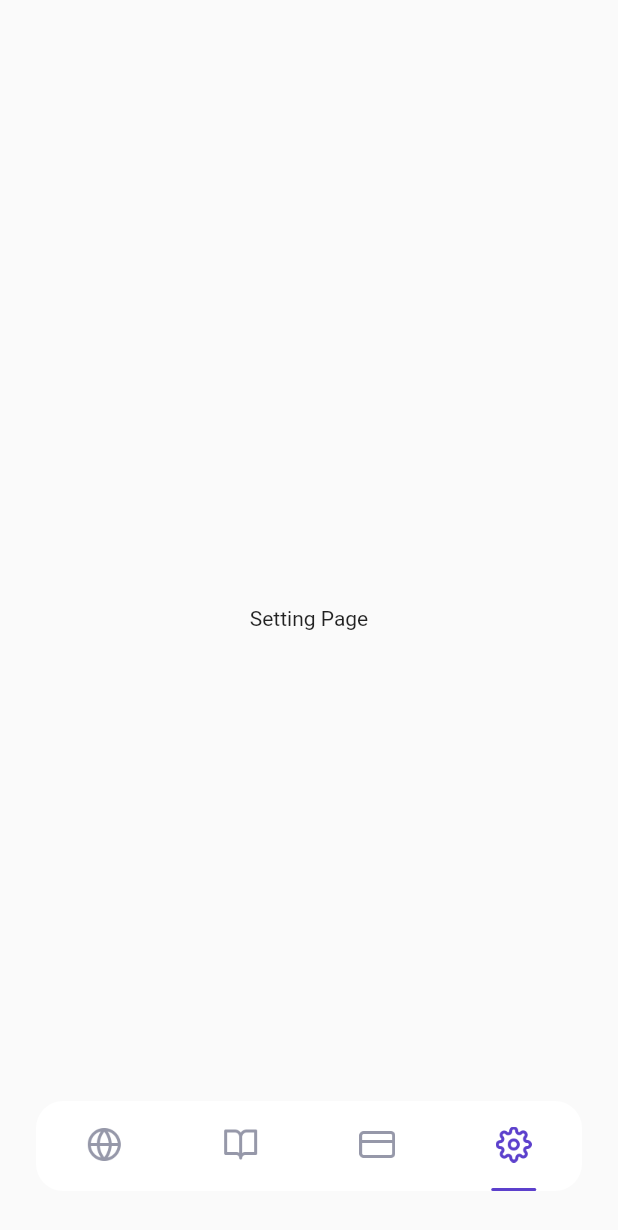
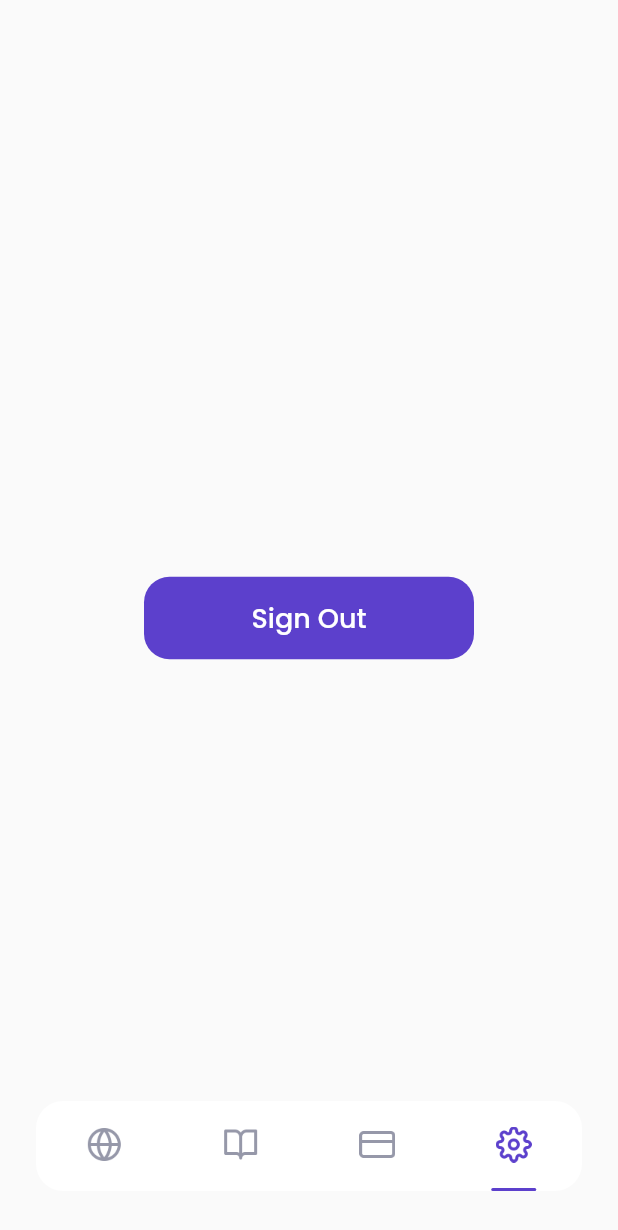
Before and after one commit to yongkisettiawan/airplane, a Flutter app: the MainPage screen opened by its route, item 4 of the bottom bar chosen, on a phone screen of 412 x 824 dp. Shown: the top 1230 px of the screen. Run offline on Flutter 3.47's test engine with Material 2 defaults, Android fonts, the phone set to English and light mode, and no system bars; our stand-ins replace bloc, cloud_firestore, equatable, firebase_auth, firebase_core, flutter_bloc and 1 more; accounts and stored records are empty; network calls fail.

Commit message:
menambahkan firebase konfigurasi dan sign up Auth Service

```diff
--- /dev/null
+++ b/lib/cubit/auth_state.dart
@@ -0,0 +1,30 @@
+part of 'auth_cubit.dart';
+
+abstract class AuthState extends Equatable {
+  const AuthState();
+
+  @override
+  List<Object> get props => [];
+}
+
+class AuthInitial extends AuthState {}
+
+class AuthLoading extends AuthState {}
+
+class AuthSuccess extends AuthState {
+  final UserModel user;
+
+  AuthSuccess(this.user);
+
+  @override
+  List<Object> get props => [user];
+}
+
+class AuthFailed extends AuthState {
+  final String error;
+
+  AuthFailed({required this.error});
+
+  @override
+  List<Object> get props => [error];
+}
--- /dev/null
+++ b/lib/models/user_model.dart
@@ -0,0 +1,21 @@
+import 'package:equatable/equatable.dart';
+
+class UserModel extends Equatable {
+  final String id;
+  final String email;
+  final String name;
+  final String hobby;
+  final int balance;
+
+  UserModel({
+    required this.id,
+    required this.email,
+    required this.name,
+    this.hobby = '',
+    this.balance = 0,
+  });
+
+  @override
+  // TODO: implement props
+  List<Object?> get props => [id, email, name, hobby, balance];
+}
--- a/lib/ui/pages/bonus_page.dart
+++ b/lib/ui/pages/bonus_page.dart
@@ -137,7 +137,7 @@ class BonusPage extends StatelessWidget {
           top: 50,
         ),
         onPressed: () {
-          Navigator.pushNamed(context, '/main');
+          Navigator.pushNamedAndRemoveUntil(context, '/main', (route) => false);
         },
       );
     }
--- a/lib/ui/pages/setting_page.dart
+++ b/lib/ui/pages/setting_page.dart
@@ -1,14 +1,41 @@
+import 'package:airplane/cubit/auth_cubit.dart';
+import 'package:airplane/shared/theme.dart';
+import 'package:airplane/ui/widgets/custom_button.dart';
 import 'package:flutter/material.dart';
+import 'package:flutter_bloc/flutter_bloc.dart';
 
 class SettingPage extends StatelessWidget {
   const SettingPage({Key? key}) : super(key: key);
 
   @override
   Widget build(BuildContext context) {
-    return Center(
-      child: Text(
-        'Setting Page',
-      ),
-    );
+    return BlocConsumer<AuthCubit, AuthState>(listener: (context, state) {
+      if (state is AuthFailed) {
+        ScaffoldMessenger.of(context).showSnackBar(
+          SnackBar(
+            backgroundColor: kRedColor,
+            content: Text(state.error),
+          ),
+        );
+      } else if (state is AuthInitial) {
+        Navigator.pushNamedAndRemoveUntil(
+            context, '/sign-up', (route) => false);
+      }
+    }, builder: (context, state) {
+      if (state is AuthLoading) {
+        return const Center(
+          child: CircularProgressIndicator(),
+        );
+      }
+      return Center(
+        child: CustomButton(
+          title: 'Sign Out',
+          onPressed: () {
+            context.read<AuthCubit>().signOut();
+          },
+          width: 220,
+        ),
+      );
+    });
   }
 }
--- a/lib/ui/widgets/custom_button.dart
+++ b/lib/ui/widgets/custom_button.dart
@@ -29,6 +29,7 @@ class CustomButton extends StatelessWidget {
           ),
         ),
         onPressed: onPressed,
+        // Widget: null,
         child: Text(
           title,
           style: whiteTextStyle.copyWith(
--- a/pubspec.yaml
+++ b/pubspec.yaml
@@ -36,6 +36,11 @@ dependencies:
   cupertino_icons: ^1.0.2
   google_fonts: ^3.0.0
   flutter_bloc: ^8.1.1
+  firebase_core: ^1.22.0
+  firebase_auth: ^3.8.0
+  cloud_firestore: ^3.4.7
+  firebase_auth_platform_interface: ^6.7.0
+  equatable: ^2.0.5
 
 dev_dependencies:
   flutter_test:
```
Also changed, not shown: lib/cubit/auth_cubit.dart (added, +41 -0 lines), lib/main.dart (+18 -7 lines), lib/services/auth_service.dart (added, +40 -0 lines), lib/services/user_service.dart (added, +21 -0 lines), lib/ui/pages/sign_up_page.dart (+48 -7 lines), lib/ui/pages/spalsh_page.dart (+9 -1 lines), lib/ui/widgets/costum_text_form_field.dart (+9 -6 lines), pubspec.lock, 4 other files.
